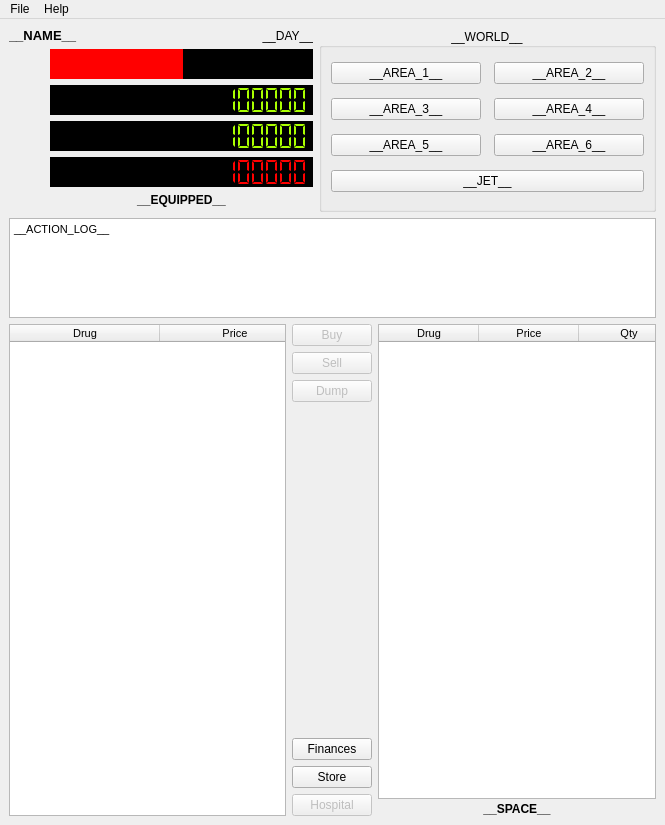
Before: the Qt Designer form dopewars/templates/main_window.ui in wizzomafizzo/dopewars, drawn with Qt 5.
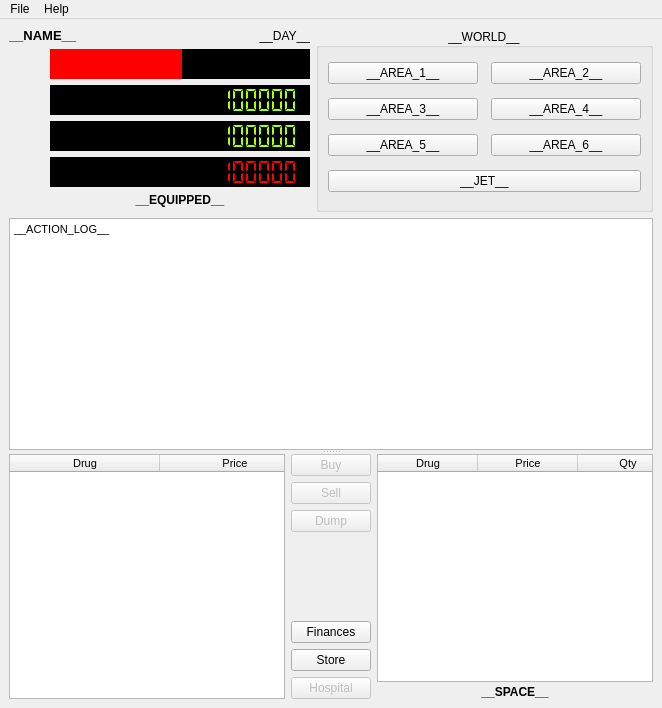
After: the same form once the commit is applied. Icons and pictures are not drawn.

The edit to the form file:
```diff
--- a/dopewars/templates/main_window.ui
+++ b/dopewars/templates/main_window.ui
@@ -6,8 +6,8 @@
    <rect>
     <x>0</x>
     <y>0</y>
-    <width>665</width>
-    <height>825</height>
+    <width>662</width>
+    <height>708</height>
    </rect>
   </property>
   <property name="windowTitle">
@@ -420,13 +420,14 @@
      </layout>
     </item>
     <item>
+     <widget class="QSplitter" name="splitter">
+      <property name="orientation">
+       <enum>Qt::Vertical</enum>
+      </property>
+      <property name="childrenCollapsible">
+       <bool>false</bool>
+      </property>
      <widget class="QTextEdit" name="action_log_textedit">
-      <property name="maximumSize">
-       <size>
-        <width>16777215</width>
-        <height>100</height>
-       </size>
-      </property>
       <property name="horizontalScrollBarPolicy">
        <enum>Qt::ScrollBarAsNeeded</enum>
       </property>
@@ -444,8 +445,7 @@
 &lt;p style=&quot; margin-top:0px; margin-bottom:0px; margin-left:0px; margin-right:0px; -qt-block-indent:0; text-indent:0px;&quot;&gt;__ACTION_LOG__&lt;/p&gt;&lt;/body&gt;&lt;/html&gt;</string>
       </property>
      </widget>
-    </item>
-    <item>
+      <widget class="QWidget" name="">
      <layout class="QHBoxLayout" name="horizontalLayout">
       <item>
        <widget class="QTableWidget" name="dealer_table">
@@ -806,6 +806,8 @@
        </layout>
       </item>
      </layout>
+      </widget>
+     </widget>
     </item>
    </layout>
   </widget>
@@ -814,7 +816,7 @@
     <rect>
      <x>0</x>
      <y>0</y>
-     <width>665</width>
+     <width>662</width>
      <height>31</height>
     </rect>
    </property>
```
Left out of the diff: 4 changed lines with no effect on the pictures. Lines whose indentation alone changed are shown as unchanged.
